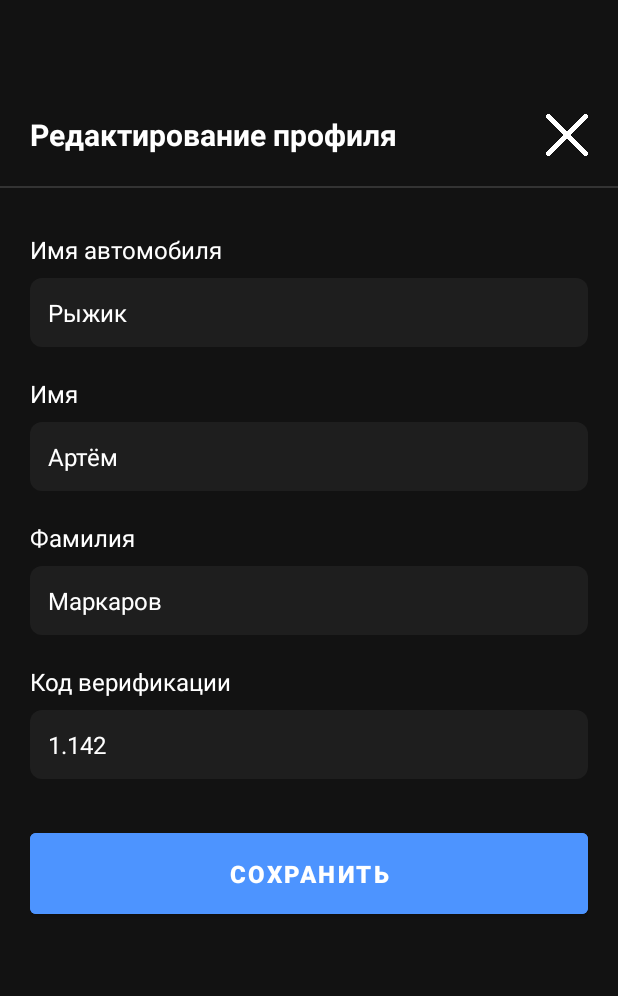
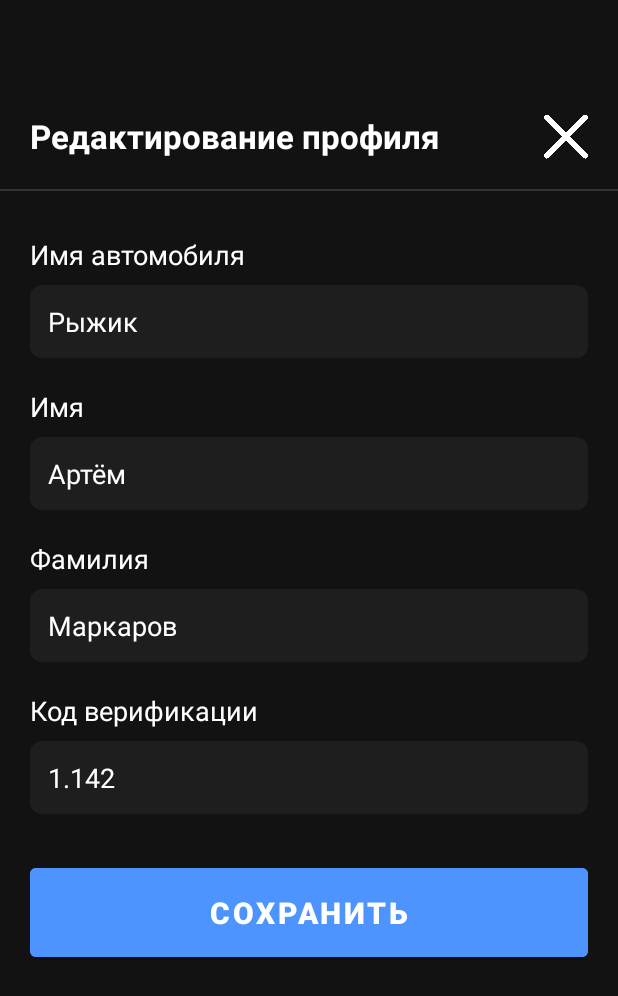
Before and after one commit to Markarov8/PiRMP-Kursovaya, an Android app: the fragment EditProfileDialogFragment placed in its activity, on a phone screen of 412 x 824 dp. Shown: the top 996 px of the screen. Run offline under Robolectric (Android 15) with nearby library versions, the phone set to English and light mode, and no system bars; our stand-ins replace Room's generated code.

Commit message:
Выравнивание наименования по выосте и увеличение размеров блоков

```diff
--- a/app/src/main/res/layout/dialog_edit_profile.xml
+++ b/app/src/main/res/layout/dialog_edit_profile.xml
@@ -19,15 +19,16 @@
             android:layout_width="0dp"
             android:layout_height="wrap_content"
             android:layout_weight="1"
+            android:gravity="center_vertical"
             android:text="Редактирование профиля"
             android:textColor="@color/text"
-            android:textSize="20sp"
+            android:textSize="22sp"
             android:textStyle="bold" />
 
         <ImageView
             android:id="@+id/close_button"
-            android:layout_width="28dp"
-            android:layout_height="28dp"
+            android:layout_width="29dp"
+            android:layout_height="30dp"
             android:src="@drawable/ic_back"
             app:tint="@color/text" />
     </LinearLayout>
@@ -63,7 +64,7 @@
                     android:layout_marginBottom="8dp"
                     android:text="Имя автомобиля"
                     android:textColor="@color/text"
-                    android:textSize="16sp" />
+                    android:textSize="18sp" />
 
                 <EditText
                     android:id="@+id/car_name_input"
@@ -74,7 +75,7 @@
                     android:padding="12dp"
                     android:textColor="@color/text"
                     android:textColorHint="@color/text_muted"
-                    android:textSize="16sp" />
+                    android:textSize="18sp" />
             </LinearLayout>
 
             <LinearLayout
@@ -89,7 +90,7 @@
                     android:layout_marginBottom="8dp"
                     android:text="Имя"
                     android:textColor="@color/text"
-                    android:textSize="16sp" />
+                    android:textSize="18sp" />
 
                 <EditText
                     android:id="@+id/user_name_input"
@@ -100,7 +101,7 @@
                     android:padding="12dp"
                     android:textColor="@color/text"
                     android:textColorHint="@color/text_muted"
-                    android:textSize="16sp" />
+                    android:textSize="18sp" />
             </LinearLayout>
 
             <LinearLayout
@@ -115,7 +116,7 @@
                     android:layout_marginBottom="8dp"
                     android:text="Фамилия"
                     android:textColor="@color/text"
-                    android:textSize="16sp" />
+                    android:textSize="18sp" />
 
                 <EditText
                     android:id="@+id/user_last_name_input"
@@ -126,7 +127,7 @@
                     android:padding="12dp"
                     android:textColor="@color/text"
                     android:textColorHint="@color/text_muted"
-                    android:textSize="16sp" />
+                    android:textSize="18sp" />
             </LinearLayout>
 
 <!--            <LinearLayout-->
@@ -194,7 +195,7 @@
                     android:layout_marginBottom="8dp"
                     android:text="Код верификации"
                     android:textColor="@color/text"
-                    android:textSize="16sp" />
+                    android:textSize="18sp" />
 
                 <EditText
                     android:id="@+id/verification_code_input"
@@ -205,7 +206,7 @@
                     android:padding="12dp"
                     android:textColor="@color/text"
                     android:textColorHint="@color/text_muted"
-                    android:textSize="16sp" />
+                    android:textSize="18sp" />
             </LinearLayout>
 
             <Button
@@ -217,7 +218,7 @@
                 android:padding="16dp"
                 android:text="СОХРАНИТЬ"
                 android:textColor="@color/text"
-                android:textSize="16sp"
+                android:textSize="20sp"
                 android:textStyle="bold" />
         </LinearLayout>
     </ScrollView>
```
